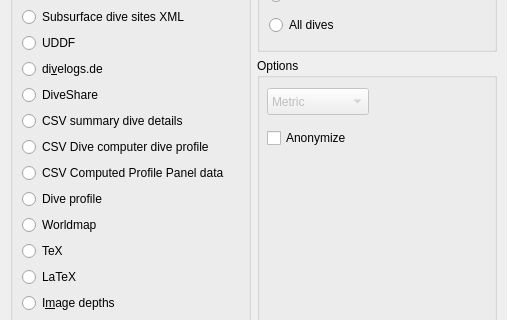
Before: the Qt Designer form desktop-widgets/divelogexportdialog.ui in subsurface/subsurface, drawn with Qt 5; both pictures show x 0 to 507 and y 84 to 404 of the 507 by 502 pixel window.
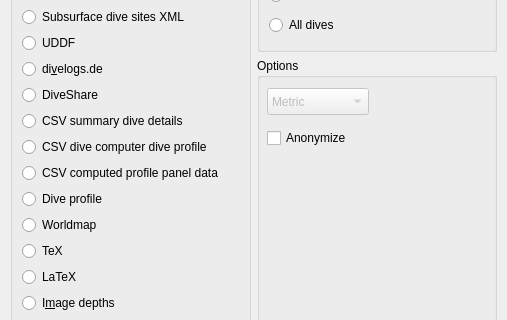
After: the same form once the commit is applied. Icons and pictures are not drawn.

Commit message: Desktop: Change 'CSV summary dive details' output from TSV to CSV.

Diff of the .ui file:
```diff
--- a/desktop-widgets/divelogexportdialog.ui
+++ b/desktop-widgets/divelogexportdialog.ui
@@ -267,7 +267,7 @@
           <item>
            <widget class="QRadioButton" name="exportCSV">
             <property name="text">
-             <string>CSV Dive computer dive profile</string>
+             <string>CSV dive computer dive profile</string>
             </property>
             <attribute name="buttonGroup">
              <string notr="true">exportGroup</string>
@@ -277,7 +277,7 @@
           <item>
            <widget class="QRadioButton" name="exportProfileData">
             <property name="text">
-             <string>CSV Computed Profile Panel data</string>
+             <string>CSV computed profile panel data</string>
             </property>
             <attribute name="buttonGroup">
              <string notr="true">exportGroup</string>
```
The commit also changes 2 other files.
